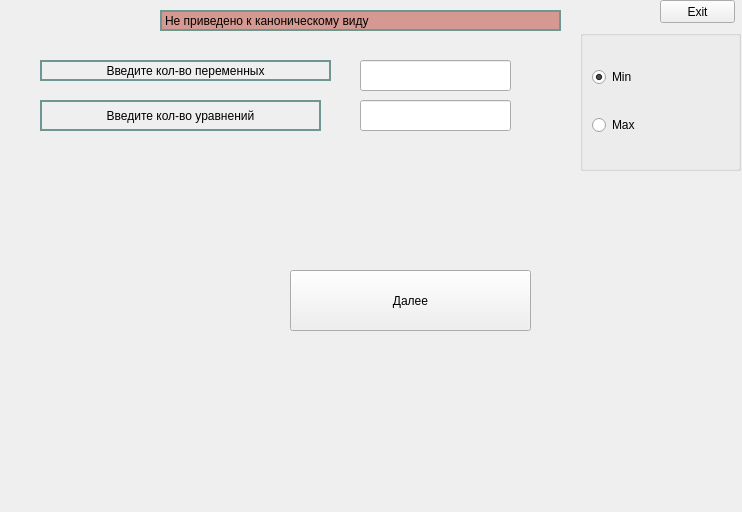
First picture: the form in training.ui, repository Haveryx/SimplexMethod, before the edit.
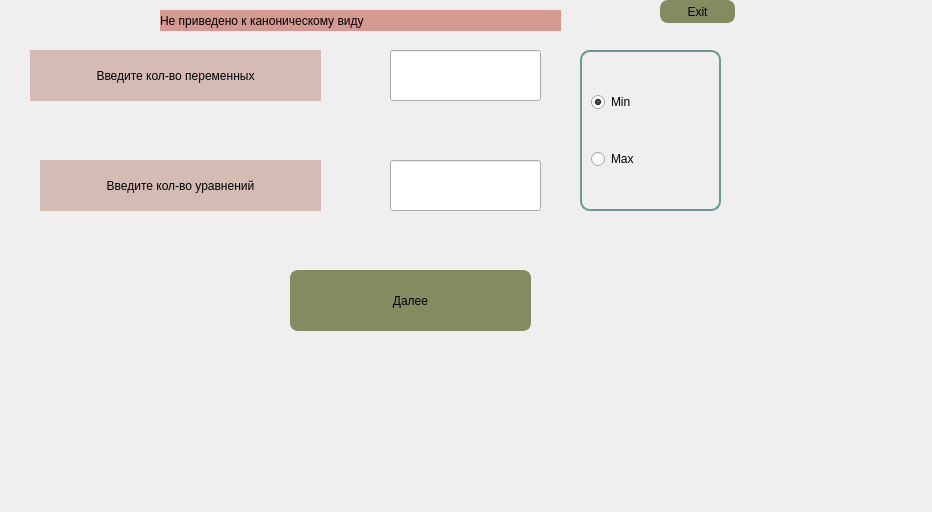
Second picture: the form after the edit.

What changed in the file:
```diff
--- a/training.ui
+++ b/training.ui
@@ -6,7 +6,7 @@
    <rect>
     <x>0</x>
     <y>0</y>
-    <width>742</width>
+    <width>932</width>
     <height>512</height>
    </rect>
   </property>
@@ -17,10 +17,11 @@
    <string notr="true">/*Training{
 background-color: rgb(212, 188, 181);
 }
+*/
 QPushButton{
 border-radius:8px;
-border: 2px solid rgb(51, 81, 83);
-background-color: rgb(155,93,86);
+border: 2px solid rgb(132, 139, 97);
+background-color: rgb(132, 139, 97);
 	font: 75 18pt &quot;Times New Roman&quot;;
 }
 QPushButton::hover{
@@ -38,22 +39,25 @@
 border: 2px solid rgb(110,151,145);
 
 }
-*/
+QComboBox{
+background-color: rgb(117, 174, 143);
+}
 QLabel#label_3{
 font: 75 18pt &quot;Times New Roman&quot;;
 background-color: rgb(214,153,146);
 }
 QLabel{
-border: 2px solid rgb(110,151,145);
+font: 75 18pt &quot;Times New Roman&quot;;
+background-color: rgb(212, 188, 181);
 }</string>
   </property>
   <widget class="QLineEdit" name="lineEdit">
    <property name="geometry">
     <rect>
-     <x>360</x>
-     <y>60</y>
+     <x>390</x>
+     <y>50</y>
      <width>151</width>
-     <height>31</height>
+     <height>51</height>
     </rect>
    </property>
    <property name="text">
@@ -63,10 +67,10 @@
   <widget class="QLabel" name="label">
    <property name="geometry">
     <rect>
-     <x>40</x>
-     <y>60</y>
+     <x>30</x>
+     <y>50</y>
      <width>291</width>
-     <height>21</height>
+     <height>51</height>
     </rect>
    </property>
    <property name="text">
@@ -80,9 +84,9 @@
    <property name="geometry">
     <rect>
      <x>40</x>
-     <y>100</y>
+     <y>160</y>
      <width>281</width>
-     <height>31</height>
+     <height>51</height>
     </rect>
    </property>
    <property name="text">
@@ -109,9 +113,9 @@
    <property name="geometry">
     <rect>
      <x>580</x>
-     <y>30</y>
-     <width>161</width>
-     <height>141</height>
+     <y>50</y>
+     <width>141</width>
+     <height>161</height>
     </rect>
    </property>
    <property name="title">
@@ -140,10 +144,10 @@
   <widget class="QLineEdit" name="lineEdit_2">
    <property name="geometry">
     <rect>
-     <x>360</x>
-     <y>100</y>
+     <x>390</x>
+     <y>160</y>
      <width>151</width>
-     <height>31</height>
+     <height>51</height>
     </rect>
    </property>
    <property name="text">
```
Left out of the diff: 2 changed lines with no effect on the pictures.
